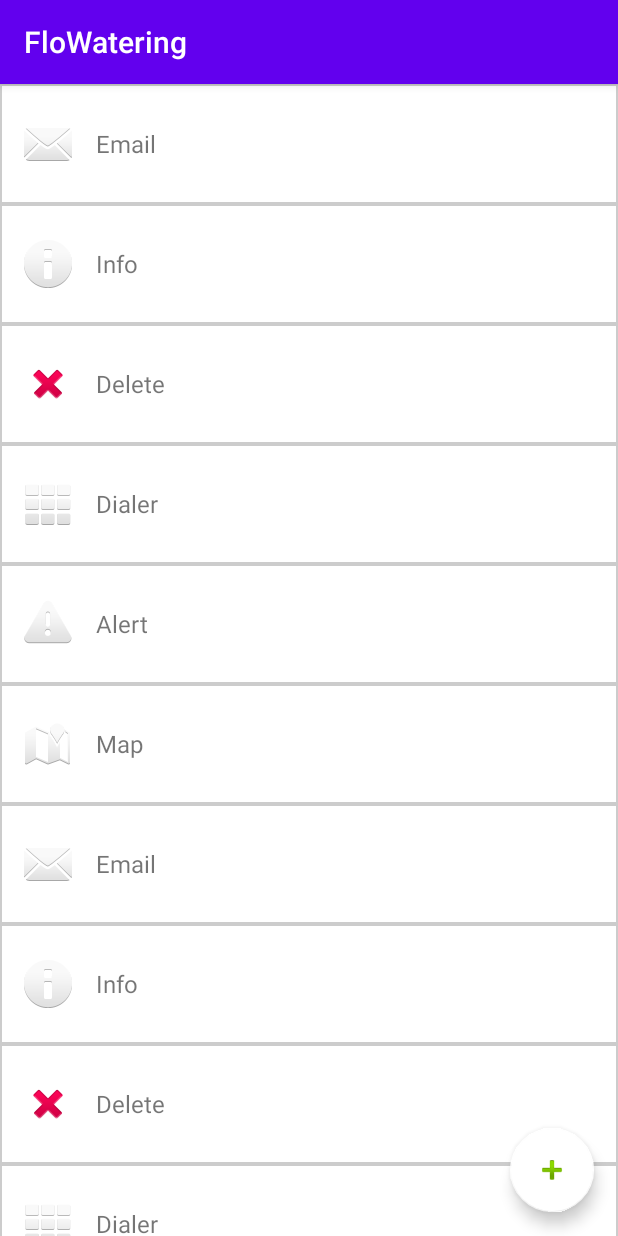
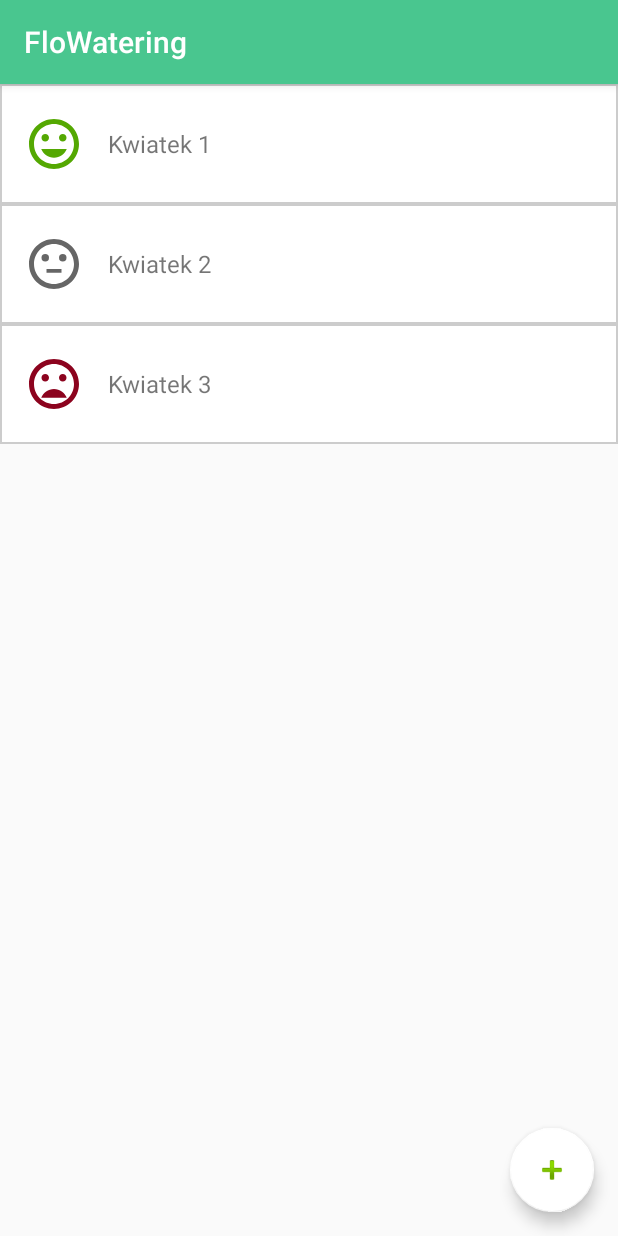
Before and after one commit to kopeadri/ProjektAndroid, an Android app: the screen it shows after launch (MainActivity), on a phone screen of 412 x 824 dp. Run offline under Robolectric (Android 15) with nearby library versions, the phone set to English and light mode, and no system bars.

Commit message:
new icons

```diff
--- a/FloWatering/app/src/main/java/com/example/flowatering/PlantsListFragment.java
+++ b/FloWatering/app/src/main/java/com/example/flowatering/PlantsListFragment.java
@@ -28,18 +28,10 @@ public class PlantsListFragment extends Fragment {
         View rootView = inflater.inflate(R.layout.plantslist_fragment, container, false);
 
         ListData[] myListData = new ListData[] {
-                new ListData("Email", android.R.drawable.ic_dialog_email),
-                new ListData("Info", android.R.drawable.ic_dialog_info),
-                new ListData("Delete", android.R.drawable.ic_delete),
-                new ListData("Dialer", android.R.drawable.ic_dialog_dialer),
-                new ListData("Alert", android.R.drawable.ic_dialog_alert),
-                new ListData("Map", android.R.drawable.ic_dialog_map),
-                new ListData("Email", android.R.drawable.ic_dialog_email),
-                new ListData("Info", android.R.drawable.ic_dialog_info),
-                new ListData("Delete", android.R.drawable.ic_delete),
-                new ListData("Dialer", android.R.drawable.ic_dialog_dialer),
-                new ListData("Alert", android.R.drawable.ic_dialog_alert),
-                new ListData("Map", android.R.drawable.ic_dialog_map),
+                new ListData("Kwiatek 1", R.drawable.ic_good),
+                new ListData("Kwiatek 2", R.drawable.ic_neutral),
+                new ListData("Kwiatek 3", R.drawable.ic_bad),
+
         };
 
         RecyclerView recyclerView = rootView.findViewById(R.id.recyclerView);
--- /dev/null
+++ b/FloWatering/app/src/main/res/drawable/ic_bad.xml
@@ -0,0 +1,5 @@
+<vector android:height="40dp" android:tint="#8C031E"
+    android:viewportHeight="24.0" android:viewportWidth="24.0"
+    android:width="40dp" xmlns:android="http://schemas.android.com/apk/res/android">
+    <path android:fillColor="#FF000000" android:pathData="M11.99,2C6.47,2 2,6.48 2,12s4.47,10 9.99,10C17.52,22 22,17.52 22,12S17.52,2 11.99,2zM12,20c-4.42,0 -8,-3.58 -8,-8s3.58,-8 8,-8 8,3.58 8,8 -3.58,8 -8,8zM15.5,11c0.83,0 1.5,-0.67 1.5,-1.5S16.33,8 15.5,8 14,8.67 14,9.5s0.67,1.5 1.5,1.5zM8.5,11c0.83,0 1.5,-0.67 1.5,-1.5S9.33,8 8.5,8 7,8.67 7,9.5 7.67,11 8.5,11zM12,14c-2.33,0 -4.31,1.46 -5.11,3.5h10.22c-0.8,-2.04 -2.78,-3.5 -5.11,-3.5z"/>
+</vector>
--- /dev/null
+++ b/FloWatering/app/src/main/res/drawable/ic_good.xml
@@ -0,0 +1,5 @@
+<vector android:height="40dp" android:tint="#54A802"
+    android:viewportHeight="24.0" android:viewportWidth="24.0"
+    android:width="40dp" xmlns:android="http://schemas.android.com/apk/res/android">
+    <path android:fillColor="#FF000000" android:pathData="M11.99,2C6.47,2 2,6.48 2,12s4.47,10 9.99,10C17.52,22 22,17.52 22,12S17.52,2 11.99,2zM12,20c-4.42,0 -8,-3.58 -8,-8s3.58,-8 8,-8 8,3.58 8,8 -3.58,8 -8,8zM15.5,11c0.83,0 1.5,-0.67 1.5,-1.5S16.33,8 15.5,8 14,8.67 14,9.5s0.67,1.5 1.5,1.5zM8.5,11c0.83,0 1.5,-0.67 1.5,-1.5S9.33,8 8.5,8 7,8.67 7,9.5 7.67,11 8.5,11zM12,17.5c2.33,0 4.31,-1.46 5.11,-3.5L6.89,14c0.8,2.04 2.78,3.5 5.11,3.5z"/>
+</vector>
--- /dev/null
+++ b/FloWatering/app/src/main/res/drawable/ic_neutral.xml
@@ -0,0 +1,8 @@
+<vector android:height="40dp" android:tint="#666666"
+    android:viewportHeight="24.0" android:viewportWidth="24.0"
+    android:width="40dp" xmlns:android="http://schemas.android.com/apk/res/android">
+    <path android:fillColor="#FF000000" android:pathData="M9,14h6v1.5H9z"/>
+    <path android:fillColor="#FF000000" android:pathData="M15.5,9.5m-1.5,0a1.5,1.5 0,1 1,3 0a1.5,1.5 0,1 1,-3 0"/>
+    <path android:fillColor="#FF000000" android:pathData="M8.5,9.5m-1.5,0a1.5,1.5 0,1 1,3 0a1.5,1.5 0,1 1,-3 0"/>
+    <path android:fillColor="#FF000000" android:pathData="M11.99,2C6.47,2 2,6.48 2,12s4.47,10 9.99,10C17.52,22 22,17.52 22,12S17.52,2 11.99,2zM12,20c-4.42,0 -8,-3.58 -8,-8s3.58,-8 8,-8 8,3.58 8,8 -3.58,8 -8,8z"/>
+</vector>
--- a/FloWatering/app/src/main/res/mipmap-anydpi-v26/ic_launcher.xml
+++ b/FloWatering/app/src/main/res/mipmap-anydpi-v26/ic_launcher.xml
@@ -1,5 +1,5 @@
 <?xml version="1.0" encoding="utf-8"?>
 <adaptive-icon xmlns:android="http://schemas.android.com/apk/res/android">
-    <background android:drawable="@drawable/ic_launcher_background" />
-    <foreground android:drawable="@drawable/ic_launcher_foreground" />
+    <background android:drawable="@color/ic_launcher_background"/>
+    <foreground android:drawable="@drawable/ic_launcher_foreground"/>
 </adaptive-icon>
--- a/FloWatering/app/src/main/res/mipmap-anydpi-v26/ic_launcher_round.xml
+++ b/FloWatering/app/src/main/res/mipmap-anydpi-v26/ic_launcher_round.xml
@@ -1,5 +1,5 @@
 <?xml version="1.0" encoding="utf-8"?>
 <adaptive-icon xmlns:android="http://schemas.android.com/apk/res/android">
-    <background android:drawable="@drawable/ic_launcher_background" />
-    <foreground android:drawable="@drawable/ic_launcher_foreground" />
+    <background android:drawable="@color/ic_launcher_background"/>
+    <foreground android:drawable="@drawable/ic_launcher_foreground"/>
 </adaptive-icon>
--- a/FloWatering/app/src/main/res/values/colors.xml
+++ b/FloWatering/app/src/main/res/values/colors.xml
@@ -1,6 +1,6 @@
 <?xml version="1.0" encoding="utf-8"?>
 <resources>
-    <color name="colorPrimary">#6200EE</color>
-    <color name="colorPrimaryDark">#3700B3</color>
+    <color name="colorPrimary">#49C68F</color>
+    <color name="colorPrimaryDark">#328854</color>
     <color name="colorAccent">#03DAC5</color>
 </resources>
--- /dev/null
+++ b/FloWatering/app/src/main/res/values/ic_launcher_background.xml
@@ -0,0 +1,4 @@
+<?xml version="1.0" encoding="utf-8"?>
+<resources>
+    <color name="ic_launcher_background">#49C68F</color>
+</resources>
```
Also changed, not shown: FloWatering/app/src/main/res/drawable/ic_launcher_foreground.xml (added, +13 -0 lines), FloWatering/app/src/main/ic_launcher-playstore.png (added), FloWatering/app/src/main/res/mipmap-hdpi/ic_launcher.png, FloWatering/app/src/main/res/mipmap-hdpi/ic_launcher_round.png, FloWatering/app/src/main/res/mipmap-mdpi/ic_launcher.png, FloWatering/app/src/main/res/mipmap-mdpi/ic_launcher_round.png, FloWatering/app/src/main/res/mipmap-xhdpi/ic_launcher.png, FloWatering/app/src/main/res/mipmap-xhdpi/ic_launcher_round.png, FloWatering/app/src/main/res/mipmap-xxhdpi/ic_launcher.png, FloWatering/app/src/main/res/mipmap-xxhdpi/ic_launcher_round.png, FloWatering/app/src/main/res/mipmap-xxxhdpi/ic_launcher.png, FloWatering/app/src/main/res/mipmap-xxxhdpi/ic_launcher_round.png.
